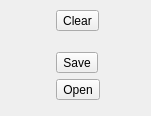
Qt form src/plugins/scribble/scribblewidget.ui (JuPrgn/NNumberRec) before a commit.
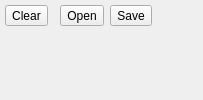
The same form after that commit. Icons and pictures are not drawn.

The edit to the form file:
```diff
--- a/src/plugins/scribble/scribblewidget.ui
+++ b/src/plugins/scribble/scribblewidget.ui
@@ -6,8 +6,8 @@
    <rect>
     <x>0</x>
     <y>0</y>
-    <width>151</width>
-    <height>116</height>
+    <width>191</width>
+    <height>100</height>
    </rect>
   </property>
   <property name="sizePolicy">
@@ -46,7 +46,7 @@
      <property name="bottomMargin">
       <number>5</number>
      </property>
-     <item row="0" column="0" rowspan="2">
+     <item row="1" column="0" rowspan="2" colspan="4">
       <layout class="QHBoxLayout" name="hlScribble">
        <property name="leftMargin">
         <number>3</number>
@@ -62,59 +62,88 @@
        </property>
       </layout>
      </item>
-     <item row="0" column="1">
-      <layout class="QVBoxLayout" name="verticalLayout">
-       <property name="leftMargin">
-        <number>5</number>
-       </property>
-       <property name="topMargin">
-        <number>5</number>
-       </property>
-       <property name="rightMargin">
-        <number>5</number>
-       </property>
-       <property name="bottomMargin">
-        <number>5</number>
-       </property>
-       <item>
+     <item row="0" column="0">
         <widget class="QToolButton" name="tbClear">
          <property name="text">
           <string>Clear</string>
          </property>
-        </widget>
-       </item>
-       <item>
-        <spacer name="verticalSpacer">
-         <property name="orientation">
-          <enum>Qt::Vertical</enum>
-         </property>
-         <property name="sizeHint" stdset="0">
+       <property name="icon">
+        <iconset resource="../../ressources/icons.qrc">
+         <normaloff>:/icons/trash.png</normaloff>:/icons/trash.png</iconset>
+       </property>
+       <property name="iconSize">
+        <size>
+         <width>32</width>
+         <height>32</height>
+        </size>
+       </property>
+      </widget>
+     </item>
+     <item row="2" column="4">
+      <widget class="QLabel" name="label">
+       <property name="minimumSize">
+        <size>
+         <width>40</width>
+         <height>40</height>
+        </size>
+       </property>
+       <property name="maximumSize">
           <size>
-           <width>20</width>
+         <width>40</width>
            <height>40</height>
           </size>
          </property>
-        </spacer>
-       </item>
-       <item>
+       <property name="text">
+        <string/>
+       </property>
+       <property name="pixmap">
+        <pixmap resource="../../ressources/icons.qrc">:/icons/color-click.png</pixmap>
+       </property>
+       <property name="scaledContents">
+        <bool>true</bool>
+       </property>
+       <property name="alignment">
+        <set>Qt::AlignCenter</set>
+       </property>
+      </widget>
+     </item>
+     <item row="0" column="3">
         <widget class="QToolButton" name="tbSave">
          <property name="text">
           <string>Save</string>
          </property>
-        </widget>
-       </item>
-       <item>
+       <property name="icon">
+        <iconset resource="../../ressources/icons.qrc">
+         <normaloff>:/icons/save.png</normaloff>:/icons/save.png</iconset>
+       </property>
+       <property name="iconSize">
+        <size>
+         <width>32</width>
+         <height>32</height>
+        </size>
+       </property>
+      </widget>
+     </item>
+     <item row="0" column="2">
         <widget class="QToolButton" name="tbOpen">
          <property name="text">
           <string>Open</string>
          </property>
+       <property name="icon">
+        <iconset resource="../../ressources/icons.qrc">
+         <normaloff>:/icons/open.png</normaloff>:/icons/open.png</iconset>
+       </property>
+       <property name="iconSize">
+        <size>
+         <width>32</width>
+         <height>32</height>
+        </size>
+       </property>
         </widget>
        </item>
       </layout>
      </item>
     </layout>
-   </item>
-  </layout>
  </widget>
  <resources/>
  <connections/>
```
Left out of the diff: 4 changed lines with no effect on the pictures. Lines whose indentation alone changed are shown as unchanged.
